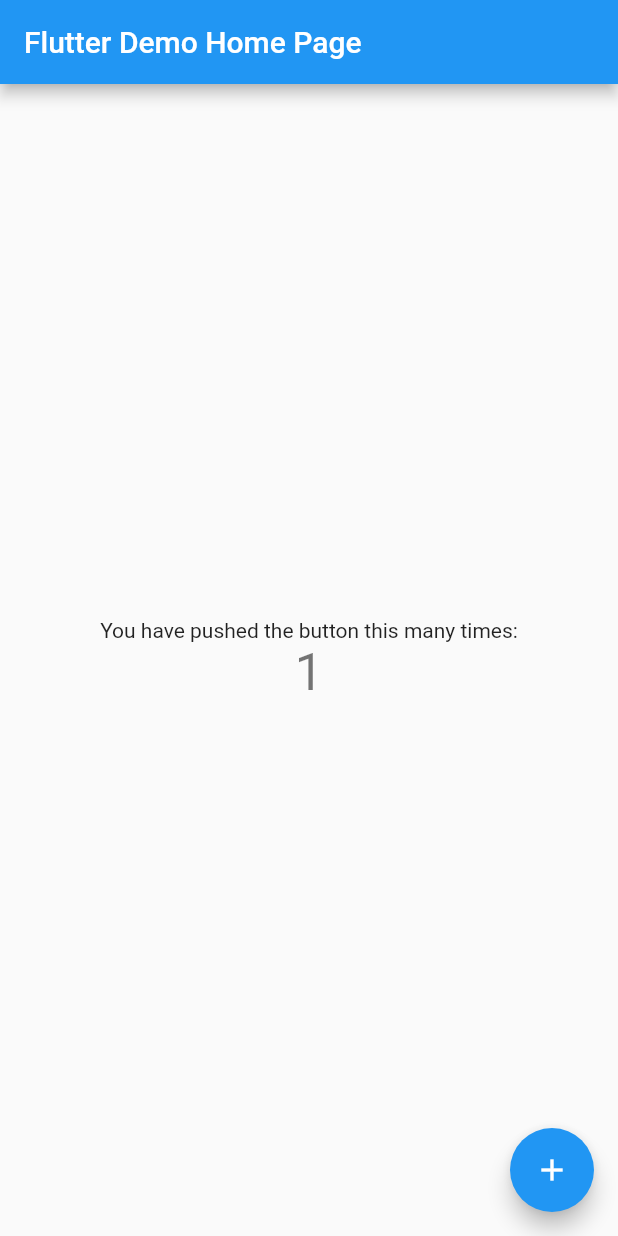
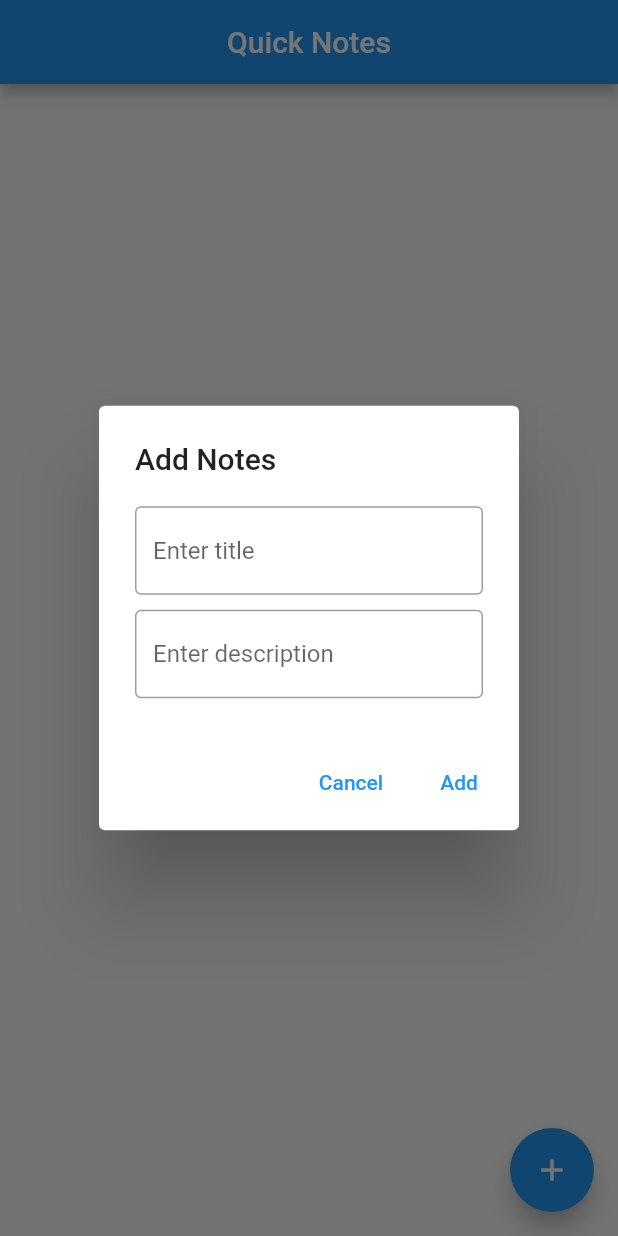
Before and after one commit to rushik008/Quick-Note, a Flutter app: the screen it shows after launch, after a tap on the "add" icon, on a phone screen of 412 x 824 dp. Run offline on Flutter 3.47's test engine with Material 2 defaults, Android fonts, the phone set to English and light mode, and no system bars; our stand-ins replace hive_flutter; accounts and stored records are empty.

Commit message:
All CRUD operations implemented.

```diff
--- a/lib/main.dart
+++ b/lib/main.dart
@@ -1,115 +1,36 @@
 import 'package:flutter/material.dart';
+import 'package:hive_flutter/hive_flutter.dart';
+import 'package:quick_note/pages/home.dart';
 
-void main() {
+void main() async {
+  WidgetsFlutterBinding.ensureInitialized();
+
+  await Hive.initFlutter();
+  await Hive.openBox('box_name');
+
+  // creating directory in local storage(phone storage)
+  // var directory = await getApplicationDocumentsDirectory();
+
+  // Initializes Hive with a valid directory path
+  // Hive.init(directory.path);
+
+  // register adapter
+  // Hive.registerAdapter(NotesModelAdapter());
+
+  // open box
+  // notes-> name of the box, NotesModel-> notes model
+  // await Hive.openBox<NotesModel>('notes');
   runApp(const MyApp());
 }
 
 class MyApp extends StatelessWidget {
   const MyApp({super.key});
 
-  // This widget is the root of your application.
   @override
   Widget build(BuildContext context) {
-    return MaterialApp(
-      title: 'Flutter Demo',
-      theme: ThemeData(
-        // This is the theme of your application.
-        //
-        // Try running your application with "flutter run". You'll see the
-        // application has a blue toolbar. Then, without quitting the app, try
-        // changing the primarySwatch below to Colors.green and then invoke
-        // "hot reload" (press "r" in the console where you ran "flutter run",
-        // or simply save your changes to "hot reload" in a Flutter IDE).
-        // Notice that the counter didn't reset back to zero; the application
-        // is not restarted.
-        primarySwatch: Colors.blue,
-      ),
-      home: const MyHomePage(title: 'Flutter Demo Home Page'),
+    return const MaterialApp(
+      debugShowCheckedModeBanner: false,
+      home: HomePage(),
     );
   }
 }
-
-class MyHomePage extends StatefulWidget {
-  const MyHomePage({super.key, required this.title});
-
-  // This widget is the home page of your application. It is stateful, meaning
-  // that it has a State object (defined below) that contains fields that affect
-  // how it looks.
-
-  // This class is the configuration for the state. It holds the values (in this
-  // case the title) provided by the parent (in this case the App widget) and
-  // used by the build method of the State. Fields in a Widget subclass are
-  // always marked "final".
-
-  final String title;
-
-  @override
-  State<MyHomePage> createState() => _MyHomePageState();
-}
-
-class _MyHomePageState extends State<MyHomePage> {
-  int _counter = 0;
-
-  void _incrementCounter() {
-    setState(() {
-      // This call to setState tells the Flutter framework that something has
-      // changed in this State, which causes it to rerun the build method below
-      // so that the display can reflect the updated values. If we changed
-      // _counter without calling setState(), then the build method would not be
-      // called again, and so nothing would appear to happen.
-      _counter++;
-    });
-  }
-
-  @override
-  Widget build(BuildContext context) {
-    // This method is rerun every time setState is called, for instance as done
-    // by the _incrementCounter method above.
-    //
-    // The Flutter framework has been optimized to make rerunning build methods
-    // fast, so that you can just rebuild anything that needs updating rather
-    // than having to individually change instances of widgets.
-    return Scaffold(
-      appBar: AppBar(
-        // Here we take the value from the MyHomePage object that was created by
-        // the App.build method, and use it to set our appbar title.
-        title: Text(widget.title),
-      ),
-      body: Center(
-        // Center is a layout widget. It takes a single child and positions it
-        // in the middle of the parent.
-        child: Column(
-          // Column is also a layout widget. It takes a list of children and
-          // arranges them vertically. By default, it sizes itself to fit its
-          // children horizontally, and tries to be as tall as its parent.
-          //
-          // Invoke "debug painting" (press "p" in the console, choose the
-          // "Toggle Debug Paint" action from the Flutter Inspector in Android
-          // Studio, or the "Toggle Debug Paint" command in Visual Studio Code)
-          // to see the wireframe for each widget.
-          //
-          // Column has various properties to control how it sizes itself and
-          // how it positions its children. Here we use mainAxisAlignment to
-          // center the children vertically; the main axis here is the vertical
-          // axis because Columns are vertical (the cross axis would be
-          // horizontal).
-          mainAxisAlignment: MainAxisAlignment.center,
-          children: <Widget>[
-            const Text(
-              'You have pushed the button this many times:',
-            ),
-            Text(
-              '$_counter',
-              style: Theme.of(context).textTheme.headline4,
-            ),
-          ],
-        ),
-      ),
-      floatingActionButton: FloatingActionButton(
-        onPressed: _incrementCounter,
-        tooltip: 'Increment',
-        child: const Icon(Icons.add),
-      ), // This trailing comma makes auto-formatting nicer for build methods.
-    );
-  }
-}
--- /dev/null
+++ b/lib/pages/home.dart
@@ -0,0 +1,250 @@
+import 'package:flutter/material.dart';
+import 'package:hive_flutter/hive_flutter.dart';
+
+class HomePage extends StatefulWidget {
+  const HomePage({super.key});
+
+  @override
+  State<HomePage> createState() => _HomePageState();
+}
+
+class _HomePageState extends State<HomePage> {
+  final _titleController = TextEditingController();
+  final _descriptionController = TextEditingController();
+
+  @override
+  void initState() {
+    super.initState();
+
+    _refreshItems(); // loading data when app starts
+  }
+
+  //  creating a reference of a box 'box_name'
+  final _referenceOfBox = Hive.box('box_name');
+  List<Map<String, dynamic>> _items = [];
+
+  // creating _refreshItems function to get all the data
+  void _refreshItems() {
+    // this works as a loop for each item in the box
+    final data = _referenceOfBox.keys.map((e) {
+      // creating an object 'itemObject' for a particular key
+      final itemObject = _referenceOfBox.get(e);
+
+      // accessing the data using 'itemObject' object
+      return {
+        'key': e,
+        'title': itemObject['title'],
+        'description': itemObject['description'],
+      };
+    }).toList();
+
+    // this line will inform the UI that we have new data by using setState
+    setState(() {
+      _items = data.reversed.toList();
+      // print(_items.length);
+    });
+  }
+
+  Future<void> _createItem(Map<String, dynamic> newItem) async {
+    // this will add a new item into our box as a map
+    await _referenceOfBox.add(newItem);
+
+    // calling _refreshItems function to display all the data/update the UI
+    _refreshItems();
+  }
+
+  // on updating already existing item
+  // we call updateItem method along with that particular key and new item
+  Future<void> _updateItem(int itemKey, Map<String, dynamic> item) async {
+    await _referenceOfBox.put(itemKey, item);
+
+    _refreshItems(); // update the UI
+  }
+
+  Future<void> _deleteItem(int itemKey) async {
+    await _referenceOfBox.delete(itemKey);
+
+    _refreshItems(); // update the UI
+
+    // Dsiplaying snack bar after deleting the item
+    // ignore: use_build_context_synchronously
+    ScaffoldMessenger.of(context).showSnackBar(
+      const SnackBar(
+        content: Text('An item has been deleted'),
+      ),
+    );
+  }
+
+  // Dialog box to get input
+  Future<void> _showMyDialog(BuildContext context, int? itemKey) async {
+    // Checking whether key is null or not
+    // if itemKey is not null that means key already exists
+    // therefore we need to display already existing content
+    if (itemKey != null) {
+      final existingItem =
+          _items.firstWhere((element) => element['key'] == itemKey);
+      _titleController.text = existingItem['title'];
+      _descriptionController.text = existingItem['description'];
+    }
+
+    // else if key is null that means new item will be added
+    return showDialog(
+      context: context,
+      builder: (context) {
+        return AlertDialog(
+          title: const Text('Add Notes'),
+          // Content of alert dialog
+          content: SingleChildScrollView(
+            child: Column(
+              children: [
+                // Title textfield
+                TextFormField(
+                  controller: _titleController,
+                  decoration: const InputDecoration(
+                    hintText: 'Enter title',
+                    border: OutlineInputBorder(),
+                  ),
+                ),
+                const SizedBox(
+                  height: 10,
+                ),
+                // Description textfield
+                TextFormField(
+                  controller: _descriptionController,
+                  decoration: const InputDecoration(
+                    hintText: 'Enter description',
+                    border: OutlineInputBorder(),
+                  ),
+                ),
+              ],
+            ),
+          ),
+
+          // action buttons of dialog box
+          actions: [
+            // Button to cancel the process
+            TextButton(
+              onPressed: () {
+                // On pressing Cancel -> clear the text
+                // _titleController.clear();
+                // _descriptionController.clear();
+                Navigator.pop(context);
+              },
+              child: const Text('Cancel'),
+            ),
+
+            // Button to submit the response
+            TextButton(
+              onPressed: () {
+                // if item key is null => new item will be created
+                if (itemKey == null) {
+                  // if no input is entered => no need to create a new item
+                  if (_titleController.text != '' &&
+                      _descriptionController.text != '') {
+                    // passing map to _createItem function
+                    _createItem({
+                      'title': _titleController.text.trim(),
+                      'description': _descriptionController.text.trim(),
+                    });
+                  }
+                }
+                // else if key is not null => already existing item will be updated
+                if (itemKey != null) {
+                  // if no input is entered => no need to create a new item => delete item
+                  if (_titleController.text != '' &&
+                      _descriptionController.text != '') {
+                    _deleteItem(itemKey);
+                  }
+                  _updateItem(itemKey, {
+                    // item already exists
+                    'title': _titleController.text.trim(),
+                    'description': _descriptionController.text.trim(),
+                  });
+                }
+                _titleController.clear();
+                _descriptionController.clear();
+                Navigator.pop(context);
+              },
+              child:
+                  (itemKey == null) ? const Text('Add') : const Text('Update'),
+            ),
+          ],
+        );
+      },
+    );
+  }
+
+  @override
+  Widget build(BuildContext context) {
+    return Scaffold(
+      appBar: AppBar(
+        title: const Text('Quick Notes'),
+        centerTitle: true,
+      ),
+
+      // body
+      body: _items.isNotEmpty
+          ? ListView.builder(
+              itemCount: _items.length,
+              itemBuilder: (_, index) {
+                final currentItemObject = _items[index];
+
+                return Card(
+                  color: Colors.grey.shade50,
+                  margin: const EdgeInsets.all(8.0),
+                  elevation: 3.0,
+                  child: ListTile(
+                    title: Text(
+                      currentItemObject['title'].toString(),
+                      style: const TextStyle(
+                        fontSize: 18,
+                        color: Colors.black,
+                        fontWeight: FontWeight.bold,
+                      ),
+                    ),
+                    subtitle: Text(
+                      currentItemObject['description'].toString(),
+                      style: const TextStyle(
+                        fontSize: 16,
+                        color: Colors.black,
+                      ),
+                    ),
+                    trailing: Row(
+                      mainAxisSize: MainAxisSize.min,
+                      children: <Widget>[
+                        // Edit button
+                        IconButton(
+                          onPressed: (() =>
+                              // Now, when we want to edit any item
+                              // at that time we will have a key,
+                              // therefore we need to pass the key to edit that specific item
+                              _showMyDialog(context, currentItemObject['key'])),
+                          icon: const Icon(Icons.edit),
+                        ),
+
+                        // Delete button
+                        IconButton(
+                          onPressed: (() =>
+                              _deleteItem(currentItemObject['key'])),
+                          icon: const Icon(Icons.delete),
+                        ),
+                      ],
+                    ),
+                  ),
+                );
+              },
+            )
+          : const Center(
+              child: Text('Click butto to add a note.'),
+            ),
+
+      floatingActionButton: FloatingActionButton(
+        // Initially, we are creating a new item
+        // therefore while calling _showMyDialog(context, null)
+        // we need to pass null as initially it will not have any key
+        onPressed: () async => await _showMyDialog(context, null),
+        child: const Icon(Icons.add),
+      ),
+    );
+  }
+}
```
Also changed, not shown: pubspec.yaml (+9 -0 lines), pubspec.lock, 3 other files.
